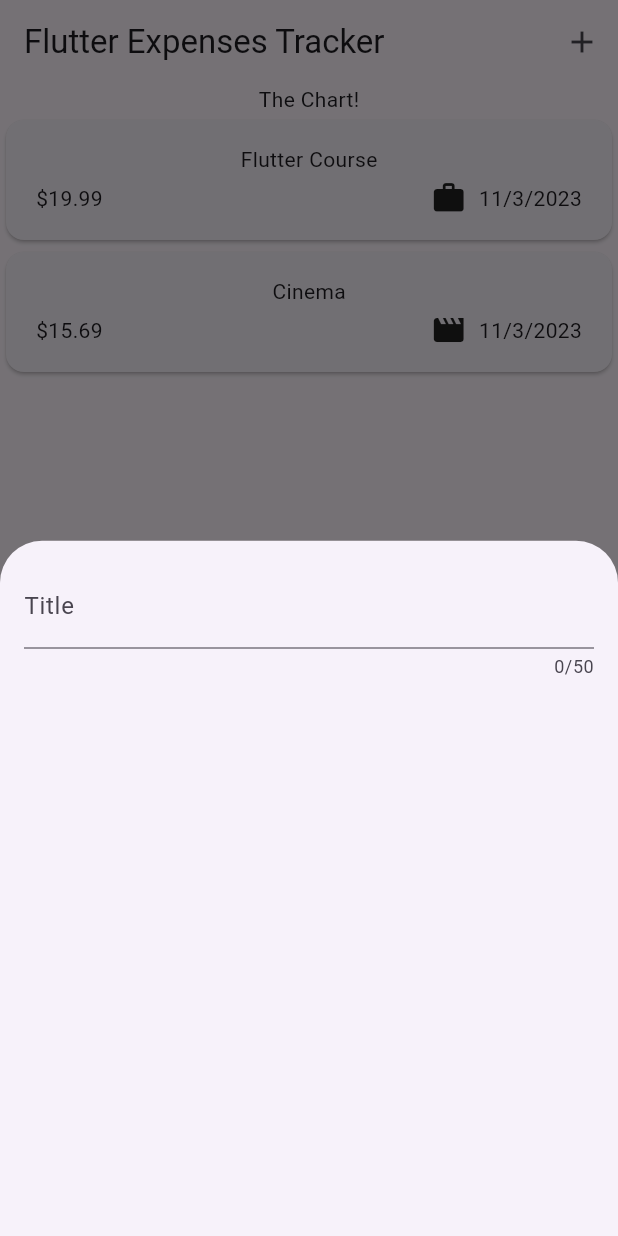
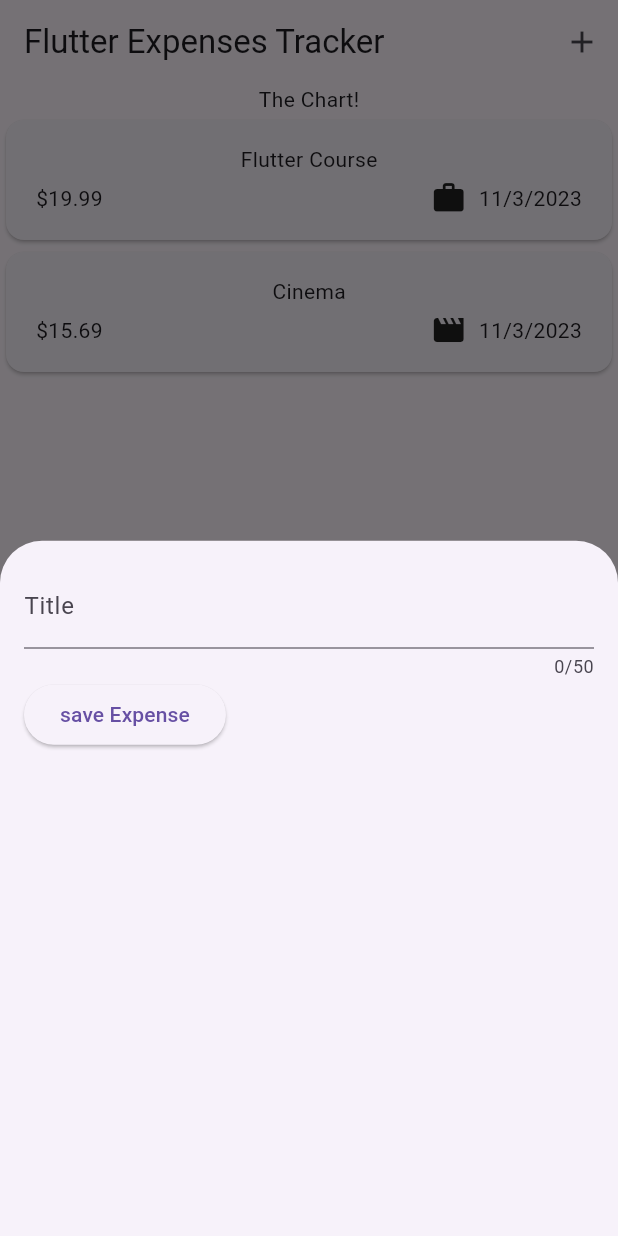
Before and after one commit to rayhan-afk/expense_tracker, a Flutter app: the screen it shows after launch, after a tap on the "add" icon, on a phone screen of 412 x 824 dp. Run offline on Flutter 3.47's test engine with Material 2 defaults, Android fonts, the phone set to English and light mode, and no system bars.

Commit message:
TextEditingController

```diff
--- a/lib/widgets/new_expense.dart
+++ b/lib/widgets/new_expense.dart
@@ -10,18 +10,39 @@ class NewExpense extends StatefulWidget {
 }
 
 class _NewExpenseState extends State<NewExpense> {
+  final _titleController = TextEditingController();
+
+  @override
+  void dispose() {
+    _titleController.dispose();
+    super.dispose();
+  }
+
   @override
   Widget build(BuildContext context) {
-    return const Padding(
-      padding: EdgeInsets.all(16),
-      child: Column(children: [
-        TextField(
-          maxLength: 50,
-          decoration: InputDecoration(
-            label: Text('Title'),
+    return Padding(
+      padding: const EdgeInsets.all(16),
+      child: Column(
+        children: [
+          TextField(
+            controller: _titleController,
+            maxLength: 50,
+            decoration: const InputDecoration(
+              label: Text('Title'),
+            ),
           ),
-        ),
-      ]),
+          Row(
+            children: [
+              ElevatedButton(
+                onPressed: () {
+                  print(_titleController.text);
+                },
+                child: const Text('save Expense'),
+              ),
+            ],
+          )
+        ],
+      ),
     );
   }
 }
```
